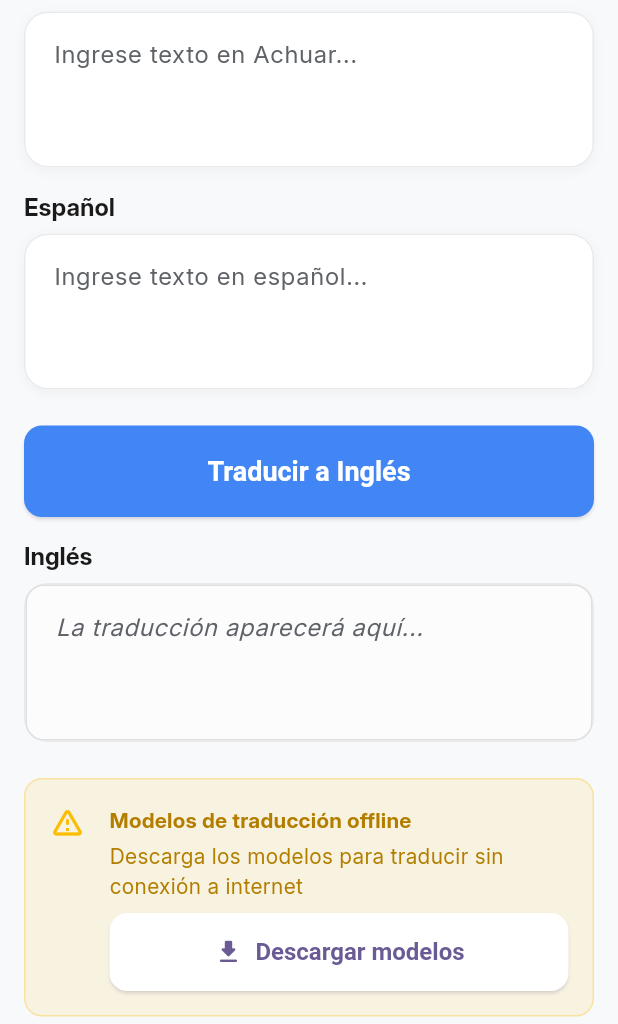
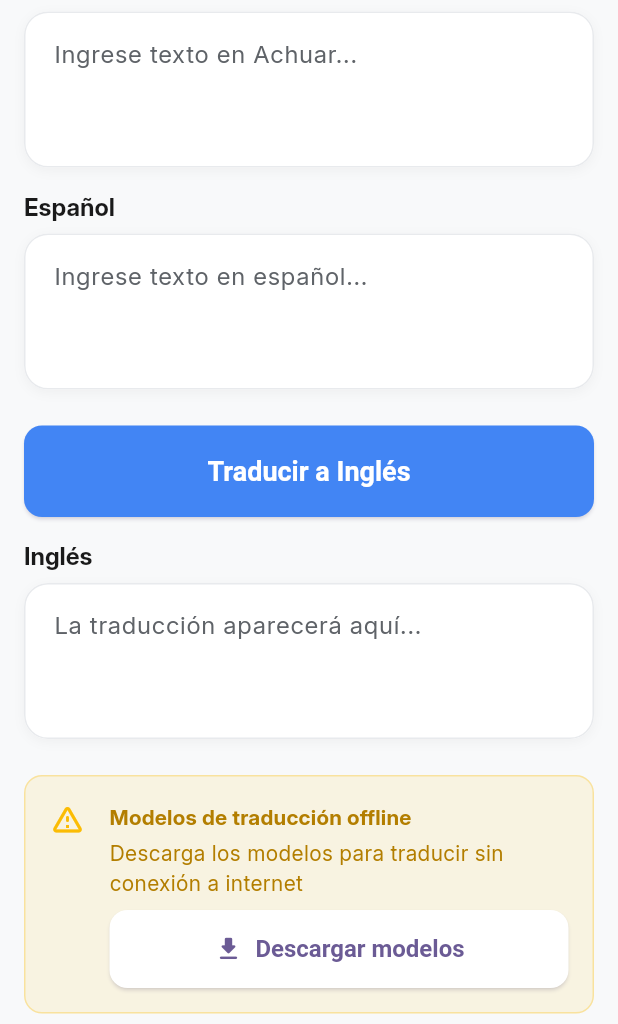
Before and after one commit to Will-Fahie/traductor-actuar, a Flutter app: the TranslatorScreen screen opened by its route, on a phone screen of 412 x 824 dp, the part 212-1236 px from its top. Run offline on Flutter 3.47's test engine with Material 3 defaults, Android fonts, the phone set to English and light mode, and no system bars; our stand-ins replace audioplayers, cloud_firestore, connectivity_plus, device_info_plus, firebase_core, firebase_storage and 4 more; missing offline and left inert: dart:html, google_mlkit_translation, translator; accounts and stored records are empty.

Commit message:
Make English text box editable and update version to 1.0.1+7

```diff
--- a/lib/screens/translator_screen.dart
+++ b/lib/screens/translator_screen.dart
@@ -2026,30 +2026,45 @@ class _TranslatorScreenState extends State<TranslatorScreen> with SingleTickerPr
         const SizedBox(height: AppTheme.spacingSmall),
         Container(
           decoration: BoxDecoration(
-            color: theme.colorScheme.surface.withOpacity(0.5),
+            color: theme.colorScheme.surface,
             borderRadius: BorderRadius.circular(AppTheme.radiusLarge),
-            border: Border.all(
-              color: theme.dividerTheme.color ?? AppTheme.dividerColor,
-              width: 1,
-            ),
+            boxShadow: [
+              BoxShadow(
+                color: Colors.black.withOpacity(0.04),
+                blurRadius: 6,
+                offset: const Offset(0, 2),
+              ),
+            ],
           ),
           child: TextField(
             controller: controller,
-            readOnly: true,
             maxLines: 3,
             style: theme.textTheme.bodyLarge,
             decoration: InputDecoration(
               hintText: hintText ?? 'La traducción aparecerá aquí...',
               hintStyle: theme.textTheme.bodyLarge?.copyWith(
                 color: theme.textTheme.bodySmall?.color,
-                fontStyle: FontStyle.italic,
               ),
               filled: true,
-              fillColor: Colors.transparent,
+              fillColor: theme.colorScheme.surface,
               contentPadding: const EdgeInsets.all(AppTheme.spacingMedium),
               border: OutlineInputBorder(
                 borderRadius: BorderRadius.circular(AppTheme.radiusLarge),
                 borderSide: BorderSide.none,
+              ),
+              enabledBorder: OutlineInputBorder(
+                borderRadius: BorderRadius.circular(AppTheme.radiusLarge),
+                borderSide: BorderSide(
+                  color: theme.dividerTheme.color ?? AppTheme.dividerColor,
+                  width: 1,
+                ),
+              ),
+              focusedBorder: OutlineInputBorder(
+                borderRadius: BorderRadius.circular(AppTheme.radiusLarge),
+                borderSide: BorderSide(
+                  color: color,
+                  width: 2,
+                ),
               ),
             ),
           ),
--- a/pubspec.yaml
+++ b/pubspec.yaml
@@ -16,7 +16,7 @@ publish_to: 'none' # Remove this line if you wish to publish to pub.dev
 # https://developer.apple.com/library/archive/documentation/General/Reference/InfoPlistKeyReference/Articles/CoreFoundationKeys.html
 # In Windows, build-name is used as the major, minor, and patch parts
 # of the product and file versions while build-number is used as the build suffix.
-version: 1.0.0+5
+version: 1.0.1+7
 
 environment:
   sdk: ^3.8.0-278.1.beta
```
